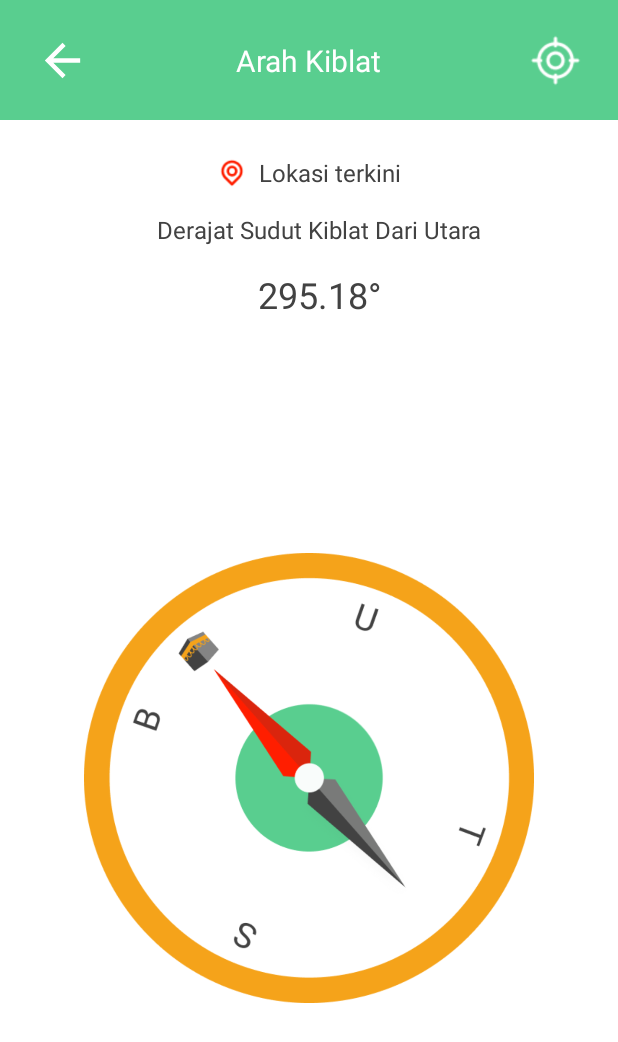
After one commit to ilhamard/ShaumApps, an Android app: the CompassActivityNew screen opened directly, with no data from a screen before it, on a phone screen of 412 x 824 dp. The commit adds this screen. Shown: the top 1042 px of the screen. Run offline under Robolectric (Android 15) with nearby library versions, the phone set to English and light mode, and no system bars.

Commit message:
add compass activity "new"

```diff
--- /dev/null
+++ b/app/src/main/java/com/example/shaumapps/CompassActivityNew.kt
@@ -0,0 +1,52 @@
+package com.example.shaumapps
+
+import android.hardware.Sensor
+import androidx.appcompat.app.AppCompatActivity
+import android.hardware.SensorEventListener
+import android.os.Bundle
+import com.example.shaumapps.R
+import com.example.shaumapps.CompassActivityNew
+import android.hardware.SensorManager
+import android.widget.Toast
+import android.hardware.SensorEvent
+import android.view.animation.RotateAnimation
+import android.view.animation.Animation
+import android.widget.ImageView
+
+class CompassActivityNew : AppCompatActivity(), SensorEventListener {
+    var ic_compass: ImageView? = null
+    private var currentDegree = 0f
+    private var sensorManager: SensorManager? = null
+    private var sensor: Sensor? = null
+    override fun onCreate(savedInstanceState: Bundle?) {
+        super.onCreate(savedInstanceState)
+        setContentView(R.layout.activity_compass_new)
+        ic_compass = findViewById(R.id.img_compass_kiblat)
+        sensorManager = getSystemService(SENSOR_SERVICE) as SensorManager
+        sensor = sensorManager!!.getDefaultSensor(Sensor.TYPE_ORIENTATION)
+        if (sensor != null) {
+            sensorManager!!.registerListener(this, sensor, SensorManager.SENSOR_DELAY_GAME)
+        } else {
+            Toast.makeText(applicationContext, "not support", Toast.LENGTH_SHORT).show()
+        }
+    }
+
+    override fun onSensorChanged(sensorEvent: SensorEvent) {
+        val degree = Math.round(sensorEvent.values[0])
+        val animation = RotateAnimation(
+            currentDegree, (-degree).toFloat(), Animation.RELATIVE_TO_SELF, 0.5f,
+            Animation.RELATIVE_TO_SELF, 0.5f
+        )
+        animation.duration = 500
+        animation.fillAfter = true
+        ic_compass!!.animation = animation
+        currentDegree = -degree.toFloat()
+    }
+
+    override fun onAccuracyChanged(sensor: Sensor, i: Int) {}
+
+//    companion object {
+//        private var sensorManager: SensorManager? = null
+//        private var sensor: Sensor? = null
+//    }
+}
--- a/app/src/main/java/com/example/shaumapps/ui/MainActivity.kt
+++ b/app/src/main/java/com/example/shaumapps/ui/MainActivity.kt
@@ -3,8 +3,9 @@ package com.example.shaumapps.ui
 import android.content.Intent
 import androidx.appcompat.app.AppCompatActivity
 import android.os.Bundle
+import com.example.shaumapps.CompassActivityNew
 import com.example.shaumapps.databinding.ActivityMainBinding
-import com.example.shaumapps.ui.kalender.KalenderActivity
+import com.example.shaumapps.ui.compass.CompassActivity
 
 class MainActivity : AppCompatActivity() {
     private lateinit var binding: ActivityMainBinding
@@ -14,7 +15,7 @@ class MainActivity : AppCompatActivity() {
         setContentView(binding.root)
 
         binding.btnStart.setOnClickListener {
-            val intent = Intent(this@MainActivity, HomePageActivity::class.java)
+            val intent = Intent(this@MainActivity, CompassActivityNew ::class.java)
             startActivity(intent)
         }
     }
--- a/app/src/main/java/com/example/shaumapps/ui/kalender/ListTanggalAdapter.kt
+++ b/app/src/main/java/com/example/shaumapps/ui/kalender/ListTanggalAdapter.kt
@@ -11,7 +11,6 @@ import com.example.shaumapps.util.Tanggal
 class ListTanggalAdapter(private val listTanggal : ArrayList<Tanggal>) : RecyclerView.Adapter<ListTanggalAdapter.ListViewHolder>() {
     class ListViewHolder (itemView: View): RecyclerView.ViewHolder(itemView) {
         val tvTanggal : TextView = itemView.findViewById(R.id.txt_tanggal)
-        val tvHari: TextView = itemView.findViewById(R.id.txt_Hari)
     }
 
     override fun onCreateViewHolder(parent: ViewGroup, viewType: Int): ListViewHolder {
@@ -21,9 +20,8 @@ class ListTanggalAdapter(private val listTanggal : ArrayList<Tanggal>) : Recycle
 
 
     override fun onBindViewHolder(holder: ListViewHolder, position: Int) {
-        val (tanggal, hari) = listTanggal[position]
+        val (tanggal) = listTanggal[position]
         holder.tvTanggal.text = tanggal
-        holder.tvHari.text = hari
     }
 
     override fun getItemCount(): Int = listTanggal.size
--- a/app/src/main/java/com/example/shaumapps/util/Tanggal.kt
+++ b/app/src/main/java/com/example/shaumapps/util/Tanggal.kt
@@ -1,6 +1,5 @@
 package com.example.shaumapps.util
 
 data class Tanggal(
-    var tanggal: String,
-    var hari: String,
+    var tanggal: String
 )
--- /dev/null
+++ b/app/src/main/res/layout/activity_compass_new.xml
@@ -0,0 +1,109 @@
+<?xml version="1.0" encoding="utf-8"?>
+<androidx.constraintlayout.widget.ConstraintLayout xmlns:android="http://schemas.android.com/apk/res/android"
+    xmlns:app="http://schemas.android.com/apk/res-auto"
+    xmlns:tools="http://schemas.android.com/tools"
+    android:layout_width="match_parent"
+    android:layout_height="match_parent"
+    tools:context=".CompassActivityNew">
+
+    <ImageView
+        android:id="@+id/header"
+        android:layout_width="match_parent"
+        android:layout_height="80dp"
+        android:background="@drawable/bg_header"
+        app:layout_constraintEnd_toEndOf="parent"
+        app:layout_constraintHorizontal_bias="0.0"
+        app:layout_constraintStart_toStartOf="parent"
+        app:layout_constraintTop_toTopOf="parent" />
+
+
+    <TextView
+        android:id="@+id/tv_arahKiblat"
+        android:layout_width="wrap_content"
+        android:layout_height="wrap_content"
+        android:text="Arah Kiblat"
+        android:textColor="#FFFFFF"
+        android:textSize="20sp"
+        app:layout_constraintBottom_toBottomOf="@id/header"
+        app:layout_constraintEnd_toEndOf="parent"
+        app:layout_constraintStart_toStartOf="parent"
+        app:layout_constraintTop_toTopOf="@id/header" />
+
+    <androidx.appcompat.widget.AppCompatButton
+        android:layout_width="35dp"
+        android:layout_height="35dp"
+        android:layout_marginStart="24dp"
+        android:background="@drawable/ic_kembali"
+        app:layout_constraintBottom_toBottomOf="@id/tv_arahKiblat"
+        app:layout_constraintStart_toStartOf="parent"
+        app:layout_constraintTop_toTopOf="@id/tv_arahKiblat" />
+
+    <androidx.appcompat.widget.AppCompatButton
+        android:layout_width="35dp"
+        android:layout_height="35dp"
+        android:layout_marginEnd="24dp"
+        android:background="@drawable/ic_compas"
+        app:layout_constraintBottom_toBottomOf="@id/tv_arahKiblat"
+        app:layout_constraintEnd_toEndOf="parent"
+        app:layout_constraintTop_toTopOf="@id/tv_arahKiblat" />
+
+    <ImageView
+        android:id="@+id/iv_lokasi"
+        android:layout_width="20dp"
+        android:layout_height="20dp"
+        android:layout_marginTop="25dp"
+        android:background="@drawable/ic_location"
+        app:layout_constraintTop_toBottomOf="@id/header"
+        app:layout_constraintStart_toStartOf="@id/tv_arahKiblat"
+        app:layout_constraintEnd_toStartOf="@id/tv_lokasiTerkini"/>
+
+    <TextView
+        android:id="@+id/tv_lokasiTerkini"
+        android:layout_width="wrap_content"
+        android:layout_height="wrap_content"
+        android:text="Lokasi terkini"
+        android:textSize="16sp"
+        android:textColor="@color/black"
+        android:layout_marginStart="8dp"
+        android:layout_marginTop="24dp"
+        app:layout_constraintTop_toBottomOf="@id/header"
+        app:layout_constraintEnd_toEndOf="@id/tv_arahKiblat"
+        app:layout_constraintStart_toEndOf="@id/iv_lokasi"/>
+
+    <TextView
+        android:id="@+id/tv_derajat"
+        android:layout_width="wrap_content"
+        android:layout_height="wrap_content"
+        android:text="Derajat Sudut Kiblat Dari Utara"
+        android:textSize="16sp"
+        android:textColor="@color/black"
+        android:layout_marginStart="14dp"
+        android:layout_marginTop="16dp"
+        app:layout_constraintStart_toStartOf="@id/iv_lokasi"
+        app:layout_constraintEnd_toEndOf="@id/tv_lokasiTerkini"
+        app:layout_constraintTop_toBottomOf="@id/tv_lokasiTerkini"/>
+
+    <TextView
+        android:id="@+id/tv_celcius"
+        android:layout_width="wrap_content"
+        android:layout_height="wrap_content"
+        android:text="295.18°"
+        android:textSize="24sp"
+        android:textColor="@color/black"
+        android:layout_marginTop="16dp"
+        app:layout_constraintTop_toBottomOf="@id/tv_derajat"
+        app:layout_constraintStart_toStartOf="@id/tv_derajat"
+        app:layout_constraintEnd_toEndOf="@id/tv_derajat"/>
+
+
+    <ImageView
+        android:id="@+id/img_compass_kiblat"
+        android:layout_width="300dp"
+        android:layout_height="300dp"
+        android:background="@drawable/kompas_kiblat"
+        app:layout_constraintEnd_toEndOf="parent"
+        app:layout_constraintStart_toStartOf="parent"
+        app:layout_constraintBottom_toBottomOf="parent"
+        app:layout_constraintTop_toBottomOf="@id/tv_celcius"/>
+
+</androidx.constraintlayout.widget.ConstraintLayout>
```
Also changed, not shown: app/src/main/AndroidManifest.xml (+24 -6 lines), app/src/main/java/com/example/shaumapps/ui/compass/CompassActivity.kt (added, +39 -0 lines), app/src/main/java/com/example/shaumapps/ui/kalender/KalenderActivity.kt (+57 -6 lines), app/src/main/java/com/example/shaumapps/ui/kalender/ListTaskAdapter.kt (added, +33 -0 lines), app/src/main/java/com/example/shaumapps/util/TaskHarian.kt (added, +7 -0 lines), app/src/main/res/layout/activity_compass.xml (added, +109 -0 lines), app/src/main/res/layout/activity_kalender.xml (+11 -73 lines), app/src/main/res/layout/fragment_kalender.xml (+1 -7 lines), app/src/main/res/layout/item_list_kalender.xml (+8 -9 lines), app/src/main/res/layout/item_list_task.xml (added, +64 -0 lines), app/src/main/res/values/strings.xml (+60 -54 lines), app/src/main/java/com/example/shaumapps/data/local/entity/Todo.kt (line endings or trailing spaces), app/src/main/res/drawable-v24/ic_compas.png (added), app/src/main/res/drawable-v24/ic_location.png (added), 1 more files.
